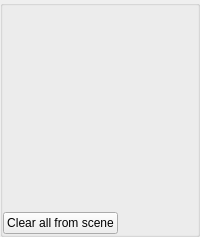
Qt form ui/forms/ControllerListPanel.ui (Wolfieeewolf/OpenRGB3DSpatialPlugin) before a commit.
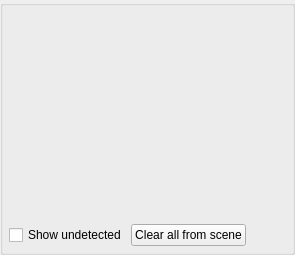
The same form after that commit. Custom widgets are drawn as their Qt base class.

Commit message:
feat(ui): polish Setup controller cards and simplify room settings
Match Visual Map-style card chrome, filter unused keyboard filler LEDs and undetected customs from Available Controllers, drop the redundant Setup tab and always-on manual room checkbox, and merge Grid Settings into one panel.

Patch:
```diff
--- a/ui/forms/ControllerListPanel.ui
+++ b/ui/forms/ControllerListPanel.ui
@@ -10,19 +10,19 @@
   </property>
   <layout class="QVBoxLayout" name="verticalLayout">
    <property name="spacing">
-    <number>3</number>
+    <number>6</number>
    </property>
    <property name="leftMargin">
-    <number>0</number>
+    <number>6</number>
    </property>
    <property name="topMargin">
-    <number>0</number>
+    <number>6</number>
    </property>
    <property name="rightMargin">
-    <number>0</number>
+    <number>6</number>
    </property>
    <property name="bottomMargin">
-    <number>0</number>
+    <number>6</number>
    </property>
    <item>
     <widget class="EffectInfoLabel" name="helpLabel" native="true"/>
@@ -78,6 +78,16 @@
       <property name="bottomMargin">
        <number>0</number>
       </property>
+      <item>
+       <widget class="QCheckBox" name="showUndetectedCheckBox">
+        <property name="text">
+         <string>Show undetected</string>
+        </property>
+        <property name="toolTip">
+         <string>Show custom controllers whose devices are not currently detected by OpenRGB</string>
+        </property>
+       </widget>
+      </item>
       <item>
        <widget class="QPushButton" name="clearAllFromSceneButton">
         <property name="text">
```
The commit also changes 29 other files.
